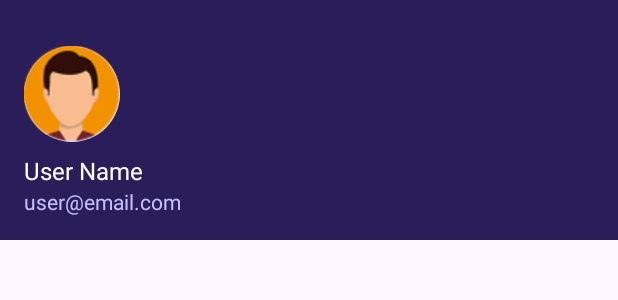
After one commit to himanshi20552/LitHub, an Android app: the layout nav_header.xml on its own in the app's theme, with its tools: preview values and no code run, on a phone screen of 412 x 824 dp. The commit adds this screen. Shown: the top 300 px of the screen. Run offline under Robolectric (Android 15) with nearby library versions, the phone set to English and light mode, and no system bars.

Commit message:
sidebar functionality, drawables

```diff
--- /dev/null
+++ b/MyApplication7/app/src/main/res/layout/nav_header.xml
@@ -0,0 +1,30 @@
+<?xml version="1.0" encoding="utf-8"?>
+<LinearLayout xmlns:android="http://schemas.android.com/apk/res/android"
+    android:layout_width="match_parent"
+    android:layout_height="160dp"
+    android:background="#2A1E5A"
+    android:gravity="bottom"
+    android:orientation="vertical"
+    android:padding="16dp">
+
+    <ImageView
+        android:layout_width="64dp"
+        android:layout_height="64dp"
+        android:src="@drawable/ic_profile"
+        android:background="@drawable/bg_circle"/>
+
+    <TextView
+        android:layout_width="wrap_content"
+        android:layout_height="wrap_content"
+        android:layout_marginTop="8dp"
+        android:text="User Name"
+        android:textColor="#FFFFFF"
+        android:textSize="16sp"/>
+
+    <TextView
+        android:layout_width="wrap_content"
+        android:layout_height="wrap_content"
+        android:text="user@email.com"
+        android:textColor="#C5BFFF"
+        android:textSize="14sp"/>
+</LinearLayout>
```
Also changed, not shown: MyApplication7/app/src/main/java/com/example/myapplication/MainActivity.java (+38 -8 lines), MyApplication7/app/src/main/res/layout/activity_main.xml (+24 -6 lines), MyApplication7/app/src/main/res/menu/drawer_menu.xml (added, +22 -0 lines), MyApplication7/app/src/main/res/drawable/ic_profile.png (added), MyApplication7/app/src/main/res/drawable/ic_sidebar_bookmarks.png (added), MyApplication7/app/src/main/res/drawable/ic_sidebar_logout.png (added), MyApplication7/app/src/main/res/drawable/ic_sidebar_settings.png (added), MyApplication7/app/src/main/res/drawable/ic_sidebar_turnitin.png (added), MyApplication7/build.gradle.kts (line endings or trailing spaces).
